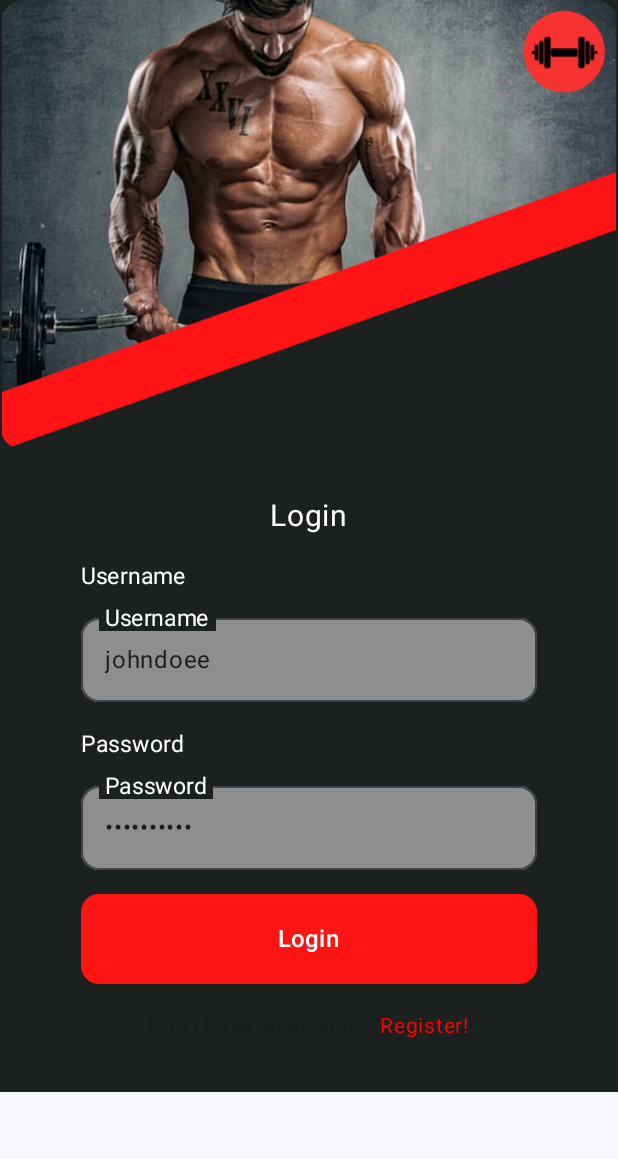
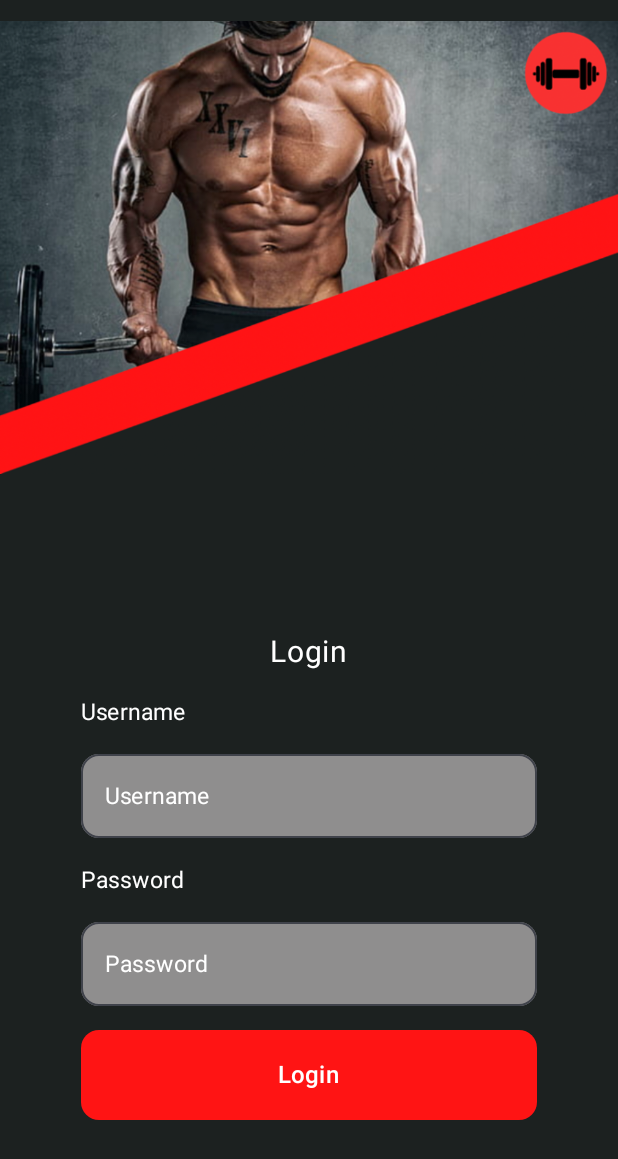
Before and after one commit to maurovella/strongify-android, an Android app built with Jetpack Compose: the screen it shows after launch (MainActivity), on a phone screen of 412 x 824 dp. Shown: the top 1159 px of the screen. Run offline under Robolectric (Android 15) with nearby library versions, the phone set to English and light mode, and no system bars.

Commit message:
horizontal and tablet layouts

```diff
--- a/app/src/main/java/com/example/strongify/ui/screens/HomeScreen.kt
+++ b/app/src/main/java/com/example/strongify/ui/screens/HomeScreen.kt
@@ -113,7 +113,7 @@ private fun PhoneLayout(uiState: MainUiState, viewModel: MainViewModel, navToRou
                                     val isFaved = favorites?.any { it.id == routine.id } ?: false
                                     if(routine.id == review.routineId && flag == false){
                                         flag = true
-                                        RoutineCard(viewModel,routine = routine, func = navToRoutineDetail , isFaved = isFaved, modifier = Modifier.clickable(onClick = { navToRoutineDetail(routine.id) }))
+                                        RoutineCard(viewModel,routine = routine, func = navToRoutineDetail , isFaved = isFaved, modifier = Modifier.clickable(onClick = { navToRoutineDetail(routine.id) }), isPhone = true)
                                     }
                                 }
                                 if(review.review != "") {
--- a/app/src/main/java/com/example/strongify/ui/screens/LogInScreen.kt
+++ b/app/src/main/java/com/example/strongify/ui/screens/LogInScreen.kt
@@ -62,37 +62,33 @@ private fun PhoneLayout(
     onLogin: () -> Unit = {},
     navToRegister: () -> Unit = {}
 ) {
-    val userState = remember { mutableStateOf("johndoee") }
-    val pswState = remember { mutableStateOf("1234567890") }
+    val userState = remember { mutableStateOf("") }
+    val pswState = remember { mutableStateOf("") }
     val context = LocalContext.current
+    val imgHeight = 0.4f
 
     Column(
-            modifier = Modifier
-                .fillMaxSize()
-                .verticalScroll(rememberScrollState())
+        modifier = Modifier.fillMaxSize(),
+        horizontalAlignment = Alignment.CenterHorizontally
     ) {
         Box(
             modifier = Modifier
-                    .fillMaxSize()
+                .fillMaxWidth()
+                .fillMaxHeight(imgHeight)
                 .background(color = Color(0xFF1C2120))
-            ) {
-                Column(
-                    modifier = Modifier.fillMaxWidth(),
-                    horizontalAlignment = Alignment.CenterHorizontally,
-                    verticalArrangement = Arrangement.Top
         ) {
             Image(
                 painter = painterResource(id = R.drawable.login_img),
                 contentDescription = null,
-                        modifier = Modifier
-                            .fillMaxWidth()
-                            .height(300.dp)
-                            .clip(shape = RoundedCornerShape(16.dp))
+                modifier = Modifier.fillMaxSize()
             )
+        }
 
         Column(
             modifier = Modifier
                 .fillMaxWidth()
+                .weight(1f)
+                .background(color = Color(0xFF1C2120))
                 .padding(16.dp),
             horizontalAlignment = Alignment.CenterHorizontally,
             verticalArrangement = Arrangement.Center
@@ -103,6 +99,7 @@ private fun PhoneLayout(
                 color = Color.White,
                 modifier = Modifier.padding(vertical = 16.dp)
             )
+
             LabeledTextField(
                 label = stringResource(id = R.string.username), // Title above the text field
                 value = userState.value,
@@ -113,8 +110,7 @@ private fun PhoneLayout(
                     .fillMaxWidth(0.8f), // Set to occupy 80% of the width
                 shape = MaterialTheme.shapes.medium,
                 colors = TextFieldDefaults.textFieldColors(
-                                containerColor = Color(0xFF8F8E8E),
-                                //color = Color.White
+                    containerColor = Color(0xFF8F8E8E)
                 ),
             )
 
@@ -128,8 +124,7 @@ private fun PhoneLayout(
                     .fillMaxWidth(0.8f), // Set to occupy 80% of the width
                 shape = MaterialTheme.shapes.medium,
                 colors = TextFieldDefaults.textFieldColors(
-                                containerColor = Color(0xFF8F8E8E),
-                                //textColor = Color.White
+                    containerColor = Color(0xFF8F8E8E)
                 ),
             )
 
@@ -141,14 +136,11 @@ private fun PhoneLayout(
                         },
                         {
                             if (it == "Connection error")
-                                            Toast.makeText(context, "Error!", Toast.LENGTH_LONG)
-                                                .show()
+                                Toast.makeText(context,"Error!",Toast.LENGTH_LONG).show()
 
                             if (it == "Invalid username or password" || it == "") {
-                                            val errorMessage =
-                                                context.getString(R.string.login_error)
-                                            Toast.makeText(context, errorMessage, Toast.LENGTH_LONG)
-                                                .show()
+                                val errorMessage = context.getString(R.string.login_error)
+                                Toast.makeText(context, errorMessage,Toast.LENGTH_LONG).show()
                             }
                         }
                     )
@@ -156,7 +148,7 @@ private fun PhoneLayout(
                 modifier = Modifier
                     .fillMaxWidth(0.8f) // Set to occupy 80% of the width
                     .height(60.dp),
-                            shape = MaterialTheme.shapes.medium, // Optional: Apply a shape to make it rectangular
+                shape = MaterialTheme.shapes.medium,
                 colors = ButtonDefaults.buttonColors(
                     containerColor = Color(0xFFFF1414),
                     contentColor = Color.White
@@ -176,59 +168,20 @@ private fun PhoneLayout(
                 )
             }
 
-                        Text(
-                            text = buildAnnotatedString {
-                                append(stringResource(id = R.string.no_account_msg))
-                                withStyle(style = SpanStyle(color = Color.Red)) {
-                                    append(stringResource(id = R.string.register_cta))
-                                }
-                            },
-                            fontSize = 14.sp,
-                            modifier = Modifier
-                                .clickable {
-                                    navToRegister()
-                                }
-                                .align(Alignment.CenterHorizontally)
-                                .padding(16.dp)
-                        )
-//                    Row(
-//                        modifier = Modifier
-//                            .fillMaxWidth()
-//                            .padding(16.dp)
-//                            .clickable {
-//                                // Handle click action for registration link
-//                                scope.launch {
-//                                    // Navigate to the RegisterScreen when the text is clicked
-//                                    uriHandler.openUri("yourapp://register") // Replace with your custom URI
-//                                }
-//                            }
-//                    ) {
-//                        val message = "¿No tienes una cuenta? ¡Regístrate!"
-//
-//                        Text(
-//                            text = AnnotatedString(message),
-//                            color = LocalContentColor.current,
-//                            modifier = Modifier.fillMaxWidth(),
-//                            style = MaterialTheme.typography.bodySmall,
-//                            maxLines = 1
-//                        ).withStyle(style = SpanStyle(textDecoration = android.text.style.TextAppearance().apply {
-//                            textDecoration = Paint.UNDERLINE_TEXT_FLAG
-//                        })) {
-//                            // Style only the "Regístrate" text as a link
-//                            addStyle(
-//                                style = SpanStyle(
-//                                    color = MaterialTheme.colors.secondary,
-//                                    textDecoration = android.text.style.TextAppearance().apply {
-//                                        textDecoration = Paint.UNDERLINE_TEXT_FLAG
-//                                    }
-//                                ),
-//                                start = message.indexOf("Regístrate"),
-//                                end = message.length
-//                            )
+//                Text(
+//                    text = buildAnnotatedString {
+//                        append(stringResource(id = R.string.no_account_msg))
+//                        withStyle(style = SpanStyle(color = Color.Red)) {
+//                            append(stringResource(id = R.string.register_cta))
 //                        }
-//                    }
-                    }
-                }
+//                    },
+//                    fontSize = 14.sp,
+//                    modifier = Modifier
+//                        .clickable {
+//                            navToRegister()
+//                        }
+//                        .padding(16.dp)
+//                )
         }
     }
 }
@@ -347,20 +300,20 @@ private fun TabletLayout(
                     )
                 }
 
-                Text(
-                    text = buildAnnotatedString {
-                        append(stringResource(id = R.string.no_account_msg))
-                        withStyle(style = SpanStyle(color = Color.Red)) {
-                            append(stringResource(id = R.string.register_cta))
-                        }
-                    },
-                    fontSize = 14.sp,
-                    modifier = Modifier
-                        .clickable {
-                            navToRegister()
-                        }
-                        .padding(16.dp)
-                )
+//                Text(
+//                    text = buildAnnotatedString {
+//                        append(stringResource(id = R.string.no_account_msg))
+//                        withStyle(style = SpanStyle(color = Color.Red)) {
+//                            append(stringResource(id = R.string.register_cta))
+//                        }
+//                    },
+//                    fontSize = 14.sp,
+//                    modifier = Modifier
+//                        .clickable {
+//                            navToRegister()
+//                        }
+//                        .padding(16.dp)
+//                )
             }
         }
 }
--- a/app/src/main/java/com/example/strongify/ui/screens/SecuentialRoutineScreen.kt
+++ b/app/src/main/java/com/example/strongify/ui/screens/SecuentialRoutineScreen.kt
@@ -674,6 +674,7 @@ private fun PhoneLayout(
                         isPhone = true
                     ) // Alto del diálogo)
                 }
+                Spacer(modifier = Modifier.height(100.dp))
             }
         }
     }
@@ -702,7 +703,8 @@ private fun TabletLayout(
         Column(
             modifier = Modifier
                 .fillMaxSize()
-                .background(fondo),
+                .background(fondo)
+                .verticalScroll(rememberScrollState()),
             horizontalAlignment = Alignment.CenterHorizontally
         ) {
             Row(
@@ -983,6 +985,7 @@ private fun TabletLayout(
                     isPhone = false
                 ) // Alto del diálogo)
             }
+            Spacer(modifier = Modifier.height(100.dp))
         }
     }
 }
```
Also changed, not shown: app/src/main/java/com/example/strongify/ui/components/RoutineCard.kt (+8 -2 lines), app/src/main/java/com/example/strongify/ui/screens/FovoriteScreen.kt (+5 -3 lines), app/src/main/java/com/example/strongify/ui/screens/RoutineScreen.kt (+5 -3 lines). Lines whose indentation alone changed are shown as unchanged.
